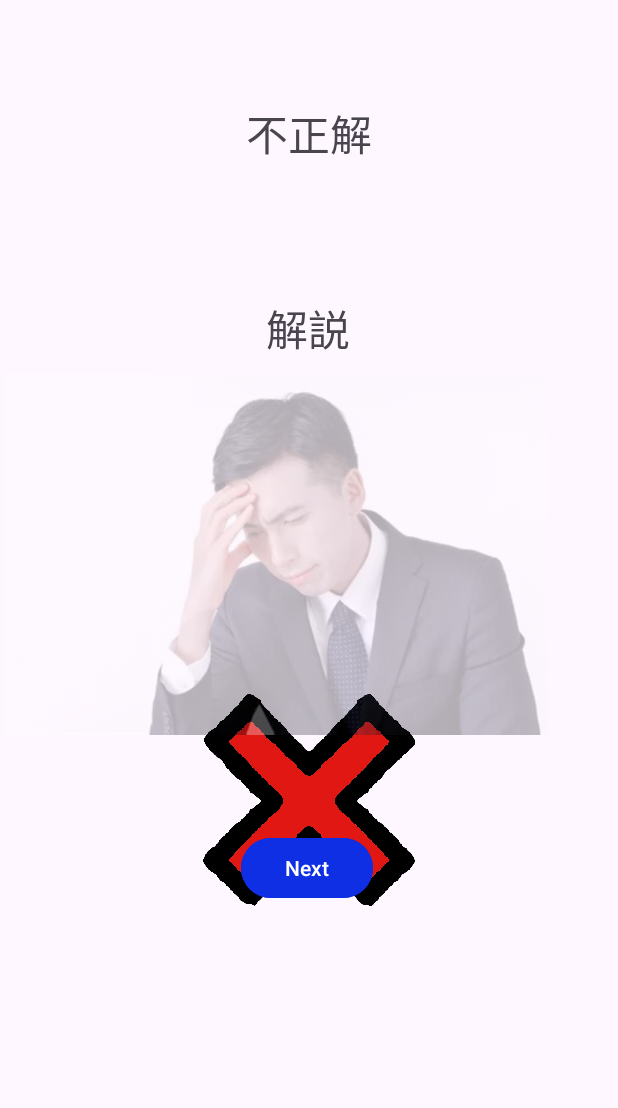
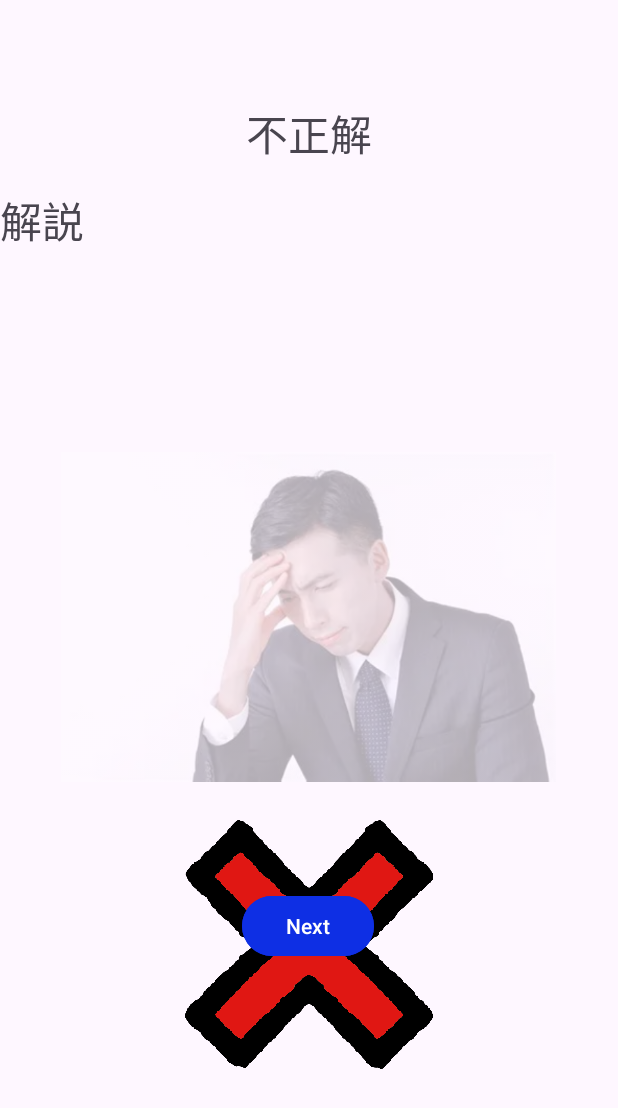
Before and after one commit to konan-pbl-2025/Mr_Q, an Android app: the discollectActivity screen opened directly, with no data from a screen before it, on a phone screen of 412 x 824 dp. Shown: the top 1108 px of the screen. Run offline under Robolectric (Android 15) with nearby library versions, the light colour scheme and no system bars; 1 statement that could not run was skipped.

Commit message:
Why am I working on holiday?

```diff
--- a/app/src/main/java/com/example/mr_q/QuestionStorage.java
+++ b/app/src/main/java/com/example/mr_q/QuestionStorage.java
@@ -18,7 +18,7 @@ public class QuestionStorage {
                 "最も高い山はエベレストです。"
         ));
         questions.add(new Question(
-                "地球の最も深い場所はどこですか？",
+                "地球上で最も深い場所はどこですか？",
                 new String[]{"マリアナ海溝", "グランドキャニオン", "アマゾン川", "ヒマラヤ山脈"},
                 "A",
                 "最も深い場所はマリアナ海溝です。"
--- a/app/src/main/res/layout/activity_discollect.xml
+++ b/app/src/main/res/layout/activity_discollect.xml
@@ -9,13 +9,13 @@
 
     <ImageView
         android:id="@+id/imageView4"
-        android:layout_width="141dp"
-        android:layout_height="392dp"
+        android:layout_width="169dp"
+        android:layout_height="166dp"
         app:layout_constraintBottom_toBottomOf="parent"
         app:layout_constraintEnd_toEndOf="parent"
         app:layout_constraintStart_toStartOf="parent"
         app:layout_constraintTop_toTopOf="parent"
-        app:layout_constraintVertical_bias="0.781"
+        app:layout_constraintVertical_bias="0.831"
         app:srcCompat="@drawable/img_2" />
 
     <TextView
@@ -31,45 +31,41 @@
 
     <TextView
         android:id="@+id/discollectEXP"
-        android:layout_width="wrap_content"
-        android:layout_height="45dp"
-        android:layout_marginTop="88dp"
+        android:layout_width="0dp"
+        android:layout_height="wrap_content"
+        android:layout_marginTop="16dp"
         android:text="解説"
         android:textSize="28sp"
-        app:layout_constraintBottom_toTopOf="@+id/discollectNext"
         app:layout_constraintEnd_toEndOf="parent"
-        app:layout_constraintHorizontal_bias="0.498"
+        app:layout_constraintHorizontal_bias="0.0"
         app:layout_constraintStart_toStartOf="parent"
-        app:layout_constraintTop_toBottomOf="@+id/discollectResult"
-        app:layout_constraintVertical_bias="0.0" />
+        app:layout_constraintTop_toBottomOf="@+id/discollectResult" />
 
     <Button
         android:id="@+id/discollectNext"
         android:layout_width="wrap_content"
         android:layout_height="wrap_content"
-        android:layout_marginStart="160dp"
-        android:layout_marginEnd="163dp"
-        android:layout_marginBottom="221dp"
         android:backgroundTint="#0E2FE4"
         android:text="Next"
         app:layout_constraintBottom_toBottomOf="parent"
         app:layout_constraintEnd_toEndOf="parent"
-        app:layout_constraintHorizontal_bias="1.0"
-        app:layout_constraintStart_toStartOf="parent" />
+        app:layout_constraintHorizontal_bias="0.498"
+        app:layout_constraintStart_toStartOf="parent"
+        app:layout_constraintTop_toBottomOf="@+id/discollectEXP"
+        app:layout_constraintVertical_bias="0.7" />
 
     <ImageView
         android:id="@+id/imageView2"
-        android:layout_width="362dp"
-        android:layout_height="411dp"
+        android:layout_width="330dp"
+        android:layout_height="508dp"
         android:alpha="0.3"
         app:layout_constraintBottom_toBottomOf="parent"
         app:layout_constraintEnd_toEndOf="parent"
-        app:layout_constraintHorizontal_bias="0.061"
+        app:layout_constraintHorizontal_bias="0.493"
         app:layout_constraintStart_toStartOf="parent"
         app:layout_constraintTop_toTopOf="parent"
-        app:layout_constraintVertical_bias="0.396"
+        app:layout_constraintVertical_bias="0.497"
         app:srcCompat="@drawable/img_1" />
 
 
-
 </androidx.constraintlayout.widget.ConstraintLayout>
```
Also changed, not shown: app/src/main/res/layout/activity_collect.xml (+8 -7 lines).
